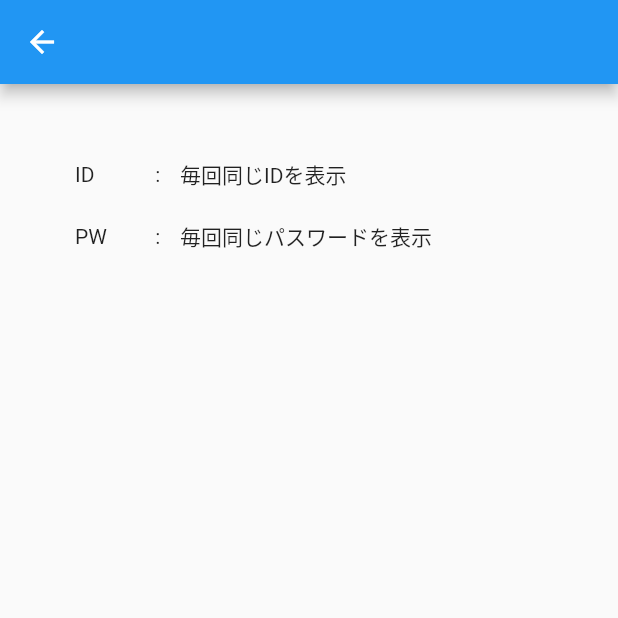
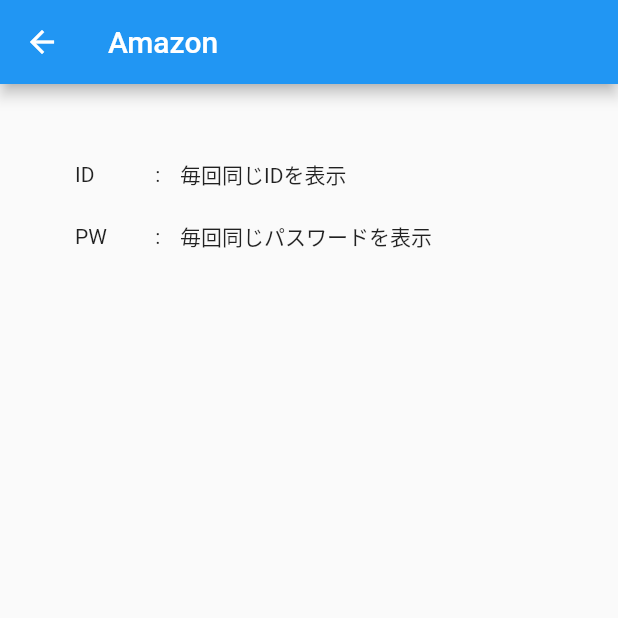
Before and after one commit to Channelsu/playground, a Flutter app: the screen it shows after launch, after a tap on "Amazon", on a phone screen of 412 x 824 dp, the top half of it. Run offline on Flutter 3.47's test engine with Material 2 defaults, Android fonts, the phone set to English and light mode, and no system bars.

Commit message:
ページ遷移時に値の受け渡し処理追加

```diff
--- a/lib/detail_page.dart
+++ b/lib/detail_page.dart
@@ -1,6 +1,11 @@
 import 'package:flutter/material.dart';
 
 class DetailPage extends StatefulWidget {
+  final String title;
+
+  //前のページから送られてきた値をセット（コンストラクタ）
+  DetailPage(this.title);
+
   @override
   _DetailPageState createState() => _DetailPageState();
 }
@@ -9,7 +14,9 @@ class _DetailPageState extends State<DetailPage> {
   @override
   Widget build(BuildContext context) {
     return Scaffold(
-      appBar: AppBar(),
+      appBar: AppBar(
+        title: Text(widget.title),
+      ),
       body: Padding(
         padding: const EdgeInsets.all(50.0),
         child: Column(
--- a/lib/main.dart
+++ b/lib/main.dart
@@ -74,7 +74,7 @@ class _MyHomePageState extends State<MyHomePage> {
                 onTap: () {
                   // 画面遷移
                   Navigator.push(context, MaterialPageRoute(
-                    builder: (context) => DetailPage()
+                    builder: (context) => DetailPage(titles[idx])
                   ));
                 },
               ),
```
